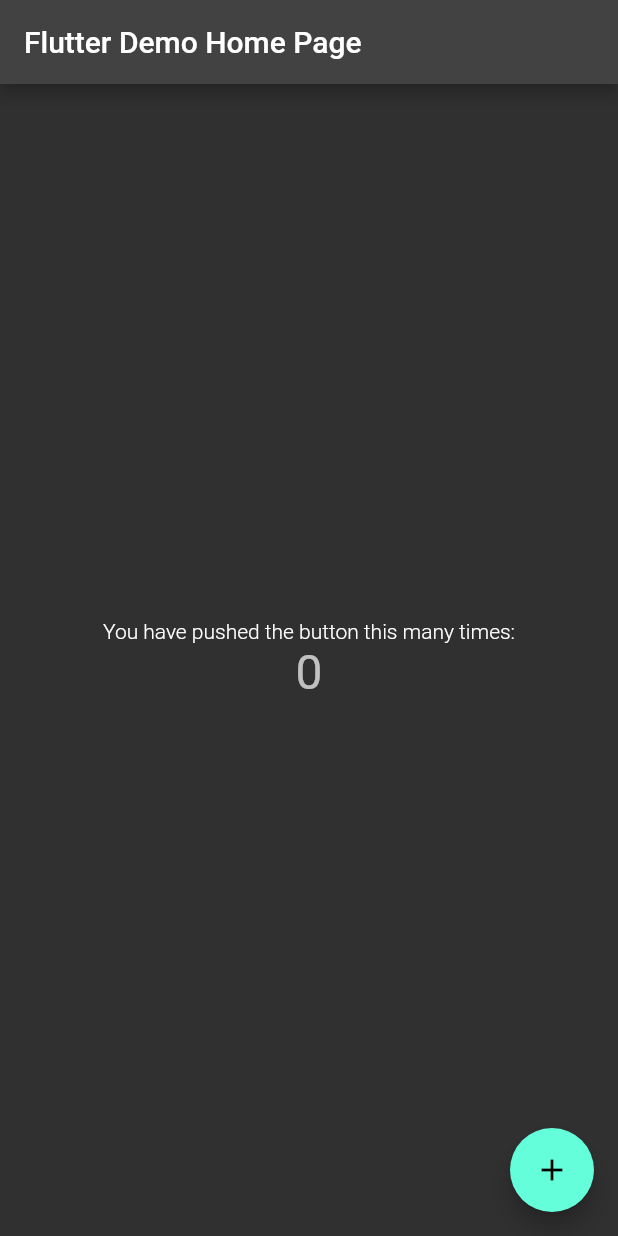
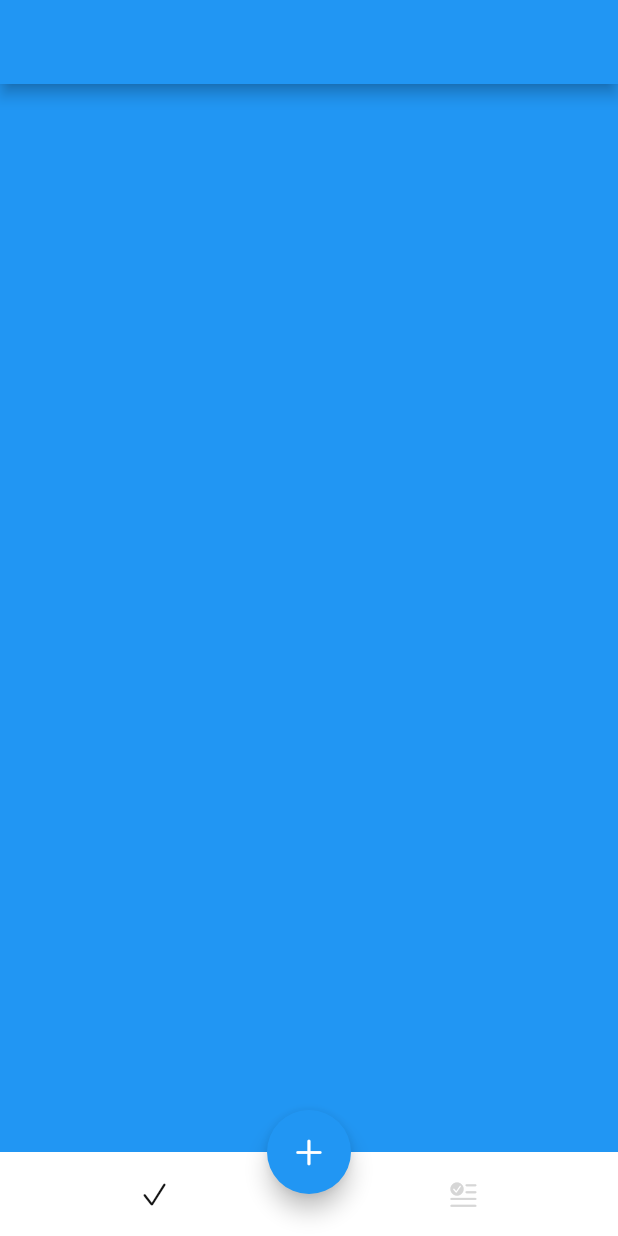
Before and after one commit to jjs1545/dory, a Flutter app: the screen it shows after launch, on a phone screen of 412 x 824 dp. Run offline on Flutter 3.47's test engine with Material 2 defaults, Android fonts, the phone set to English and light mode, and no system bars; Roboto replaces fonts that are missing (GmarketSansTTF).

Commit message:
App Frame

```diff
--- a/lib/main.dart
+++ b/lib/main.dart
@@ -1,4 +1,5 @@
 import 'package:dory/components/dory_themes.dart';
+import 'package:dory/pages/home_page.dart';
 import 'package:flutter/material.dart';
 
 void main() {
@@ -12,54 +13,12 @@ class MyApp extends StatelessWidget {
   Widget build(BuildContext context) {
     return MaterialApp(
       title: 'Flutter Demo',
-      theme: DoryThemes.darkTheme,
-      home: const MyHomePage(title: 'Flutter Demo Home Page'),
+      theme: DoryThemes.lightTheme,
+      home: const HomePage(),
+      builder: (context, child) => MediaQuery(
+        data: MediaQuery.of(context).copyWith(textScaleFactor: 1.0),
+        child: child!,
+      ),
     );
   }
 }
-
-class MyHomePage extends StatefulWidget {
-  const MyHomePage({super.key, required this.title});
-  final String title;
-
-  @override
-  State<MyHomePage> createState() => _MyHomePageState();
-}
-
-class _MyHomePageState extends State<MyHomePage> {
-  int _counter = 0;
-
-  void _incrementCounter() {
-    setState(() {
-      _counter++;
-    });
-  }
-
-  @override
-  Widget build(BuildContext context) {
-    return Scaffold(
-      appBar: AppBar(
-        title: Text(widget.title),
-      ),
-      body: Center(
-        child: Column(
-          mainAxisAlignment: MainAxisAlignment.center,
-          children: <Widget>[
-            const Text(
-              'You have pushed the button this many times:',
-            ),
-            Text(
-              '$_counter',
-              style: Theme.of(context).textTheme.headline4,
-            ),
-          ],
-        ),
-      ),
-      floatingActionButton: FloatingActionButton(
-        onPressed: _incrementCounter,
-        tooltip: 'Increment',
-        child: const Icon(Icons.add),
-      ), // This trailing comma makes auto-formatting nicer for build methods.
-    );
-  }
-}
--- /dev/null
+++ b/lib/pages/add/add_page.dart
@@ -0,0 +1,12 @@
+import 'package:flutter/material.dart';
+
+class AddPage extends StatelessWidget {
+  const AddPage({super.key});
+
+  @override
+  Widget build(BuildContext context) {
+    return Scaffold(
+      appBar: AppBar(),
+    );
+  }
+}
--- /dev/null
+++ b/lib/pages/home_page.dart
@@ -0,0 +1,96 @@
+import 'package:dory/components/dory_colors.dart';
+import 'package:dory/pages/add/add_page.dart';
+import 'package:dory/pages/history/history_page.dart';
+import 'package:dory/pages/today/today_page.dart';
+import 'package:flutter/cupertino.dart';
+import 'package:flutter/material.dart';
+
+class HomePage extends StatefulWidget {
+  const HomePage({super.key});
+
+  @override
+  State<HomePage> createState() => _HomePageState();
+}
+
+class _HomePageState extends State<HomePage> {
+  int _currentIndex = 0;
+
+  final _pages = [
+    const TodayPage(),
+    const HistoryPage(),
+  ];
+
+  @override
+  Widget build(BuildContext context) {
+    return Container(
+      color: Colors.white,
+      child: SafeArea(
+        /// Top Navigator 부분 관여 x
+        top: false,
+        child: Scaffold(
+          appBar: AppBar(),
+          body: _pages[_currentIndex],
+
+          /// 하단 + 버튼
+          floatingActionButton: FloatingActionButton(
+            onPressed: _onAddMedicien,
+            child: const Icon(CupertinoIcons.add),
+          ),
+          floatingActionButtonLocation:
+              FloatingActionButtonLocation.centerDocked,
+          bottomNavigationBar: _buildBottomAppBar(),
+        ),
+      ),
+    );
+  }
+
+  BottomAppBar _buildBottomAppBar() {
+    return BottomAppBar(
+      elevation: 0,
+      child: Container(
+        height: kBottomNavigationBarHeight,
+        color: Colors.white,
+        child: Row(
+          mainAxisAlignment: MainAxisAlignment.spaceAround,
+          children: [
+            CupertinoButton(
+              onPressed: () => _onCurrentPage(0),
+              child: Icon(
+                CupertinoIcons.checkmark,
+                color: _currentIndex == 0
+                    ? DoryColors.primaryColor
+                    : Colors.grey[350],
+              ),
+            ),
+            CupertinoButton(
+              onPressed: () => _onCurrentPage(1),
+              child: Icon(
+                CupertinoIcons.text_badge_checkmark,
+                color: _currentIndex == 1
+                    ? DoryColors.primaryColor
+                    : Colors.grey[350],
+              ),
+            ),
+          ],
+        ),
+      ),
+    );
+  }
+
+  /// onAddMedicien Function
+  void _onAddMedicien() {
+    Navigator.push(
+      context,
+      MaterialPageRoute(
+        builder: (context) => const AddPage(),
+      ),
+    );
+  }
+
+  /// _onCurrentPage Function
+  void _onCurrentPage(int pageIndex) {
+    setState(() {
+      _currentIndex = pageIndex;
+    });
+  }
+}
--- /dev/null
+++ b/lib/pages/today/today_page.dart
@@ -0,0 +1,12 @@
+import 'package:flutter/material.dart';
+
+class TodayPage extends StatelessWidget {
+  const TodayPage({super.key});
+
+  @override
+  Widget build(BuildContext context) {
+    return Container(
+      color: Colors.blue,
+    );
+  }
+}
```
Also changed, not shown: lib/pages/history/history_page.dart (added).
